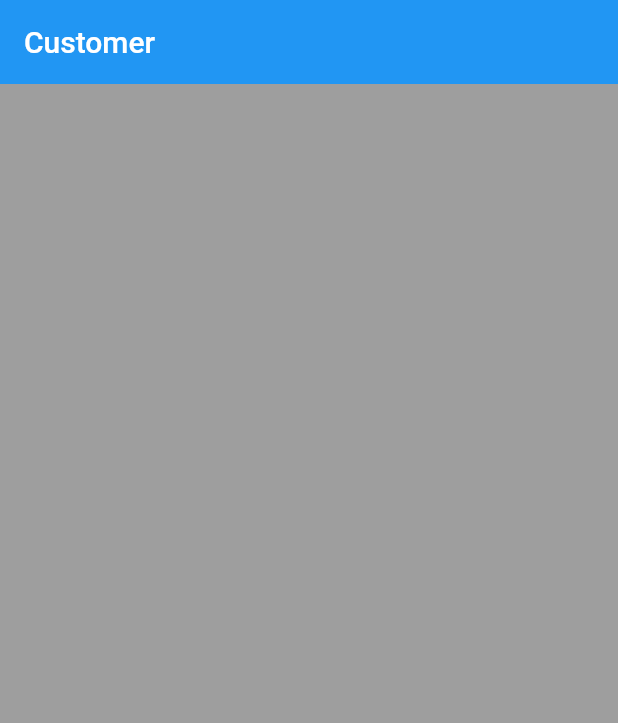
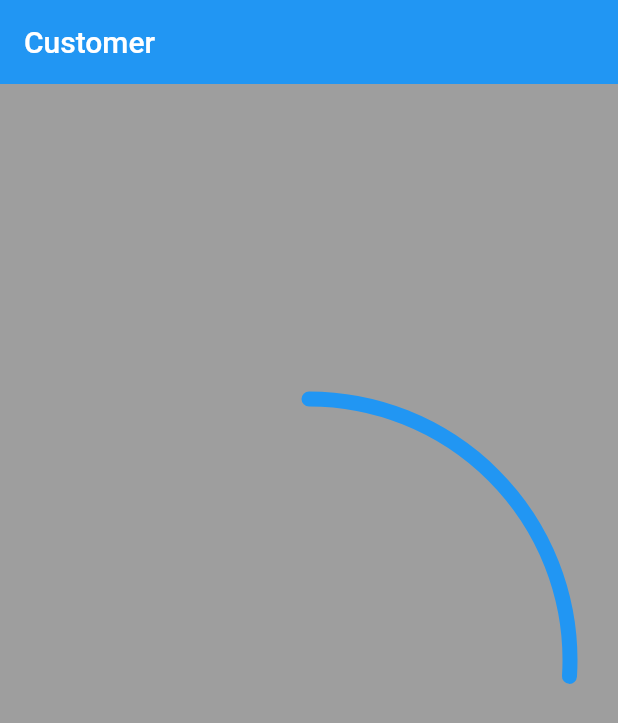
Before and after one commit to sreeramu/playground, a Flutter app: the screen it shows after launch, on a phone screen of 412 x 824 dp. Shown: the top 723 px of the screen. Run offline on Flutter 3.47's test engine with Material 2 defaults, Android fonts, the phone set to English and light mode, and no system bars.

```diff
--- a/lib/main.dart
+++ b/lib/main.dart
@@ -27,7 +27,7 @@ class _AddCustomerFormState extends State<AddCustomerForm> with SingleTickerProv
   void initState() {
     super.initState();
     var controller = AnimationController(
-        duration: Duration(milliseconds: 1000), vsync: this);
+        duration: Duration(milliseconds: 30000), vsync: this);
 
     animation = Tween(begin: 0.0, end: 1.0).animate(controller)
       ..addListener(() {
@@ -52,7 +52,7 @@ class _AddCustomerFormState extends State<AddCustomerForm> with SingleTickerProv
                 aspectRatio: 1.0,
                 child: Container(
                     padding: EdgeInsets.all(32.0),
-                    child: CustomPaint(painter: CirclePainter())))),
+                    child: CustomPaint(painter: CirclePainter(_fraction))))),
     );
   }
 }
```
